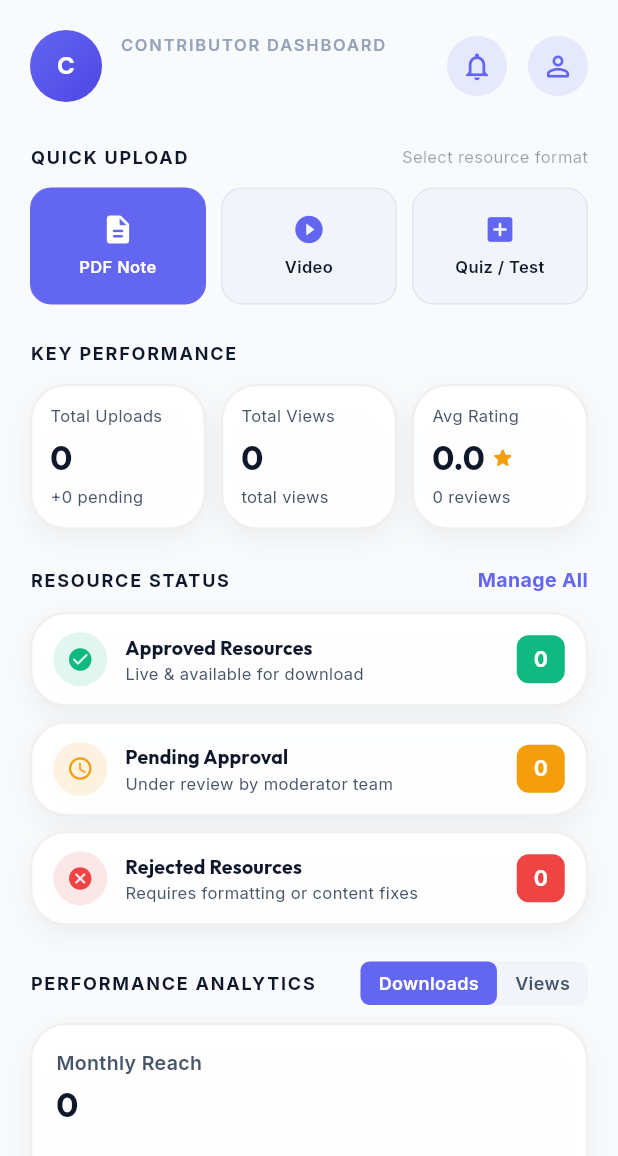
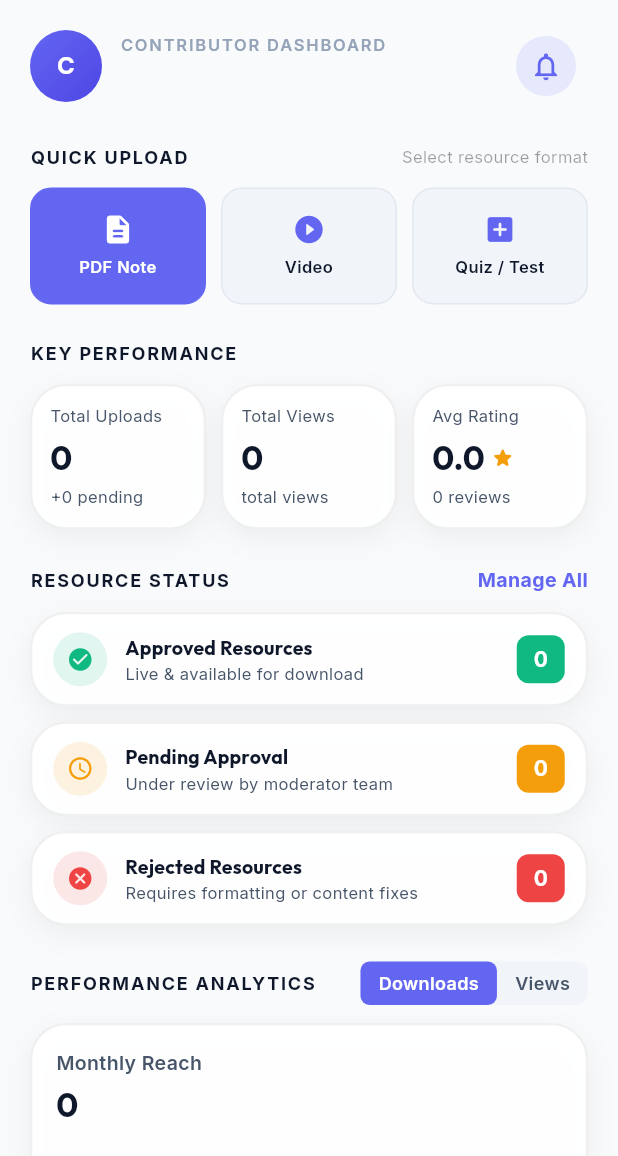
Before and after one commit to meherajmithun/EduShare, a Flutter app: the ContributorDashboardScreen screen opened directly, on a phone screen of 412 x 824 dp. Shown: the top 1156 px of the screen. Run offline on Flutter 3.47's test engine with Material 3 defaults, Android fonts, the phone set to English and light mode, and no system bars; our stand-ins replace chewie, file_picker, flutter_secure_storage, google_fonts, local_auth, shared_preferences and 2 more; missing offline and left inert: flutter_pdfview; accounts and stored records are empty; network calls fail.

Commit message:
fix: remove top-right profile button in contributor dashboard & match notification design to Figma spec

```diff
--- a/lib/views/home/contributor_dashboard_screen.dart
+++ b/lib/views/home/contributor_dashboard_screen.dart
@@ -154,30 +154,8 @@ class _ContributorDashboardScreenState extends State<ContributorDashboardScreen>
                         ),
                       ),
                       const SizedBox(width: 8),
-                      // Top Right Action Buttons: Notification Bell & Profile Button
-                      Row(
-                        mainAxisSize: MainAxisSize.min,
-                        children: [
-                          _DashboardNotificationBell(),
-                          const SizedBox(width: 6),
-                          GestureDetector(
-                            onTap: () => _pushAndRefresh(const ProfileScreen()),
-                            child: Container(
-                              width: 40,
-                              height: 40,
-                              decoration: BoxDecoration(
-                                color: AppTheme.primaryColor.withOpacity(0.12),
-                                shape: BoxShape.circle,
-                              ),
-                              child: const Icon(
-                                Icons.person_outline_rounded,
-                                color: AppTheme.primaryColor,
-                                size: 22,
-                              ),
-                            ),
-                          ),
-                        ],
-                      ),
+                      // Top Right Notification Bell
+                      _DashboardNotificationBell(),
                     ],
                   ),
                 ),
```
Also changed, not shown: lib/views/notifications/notifications_screen.dart (+0 -45 lines).
